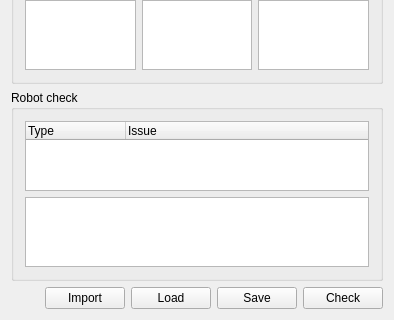
This is sigel/ui/SIGEL_MasterUI/SIG_RobotBase.ui in jayMcBee/sigel-evolutionary-walking-robots as Qt 5 draws it before an edit; both pictures show x 0 to 394 and y 254 to 574 of the 394 by 574 pixel window. The edited form follows.
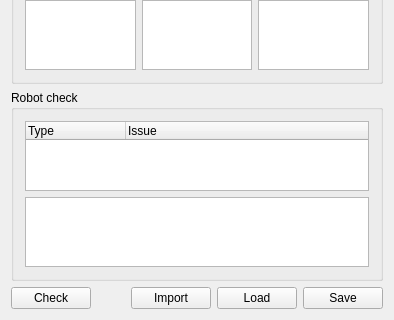
This is the edited form.

Commit message: The Robot page has its Check button at the left, apart from Import, Load and Save

```diff
--- a/sigel/ui/SIGEL_MasterUI/SIG_RobotBase.ui
+++ b/sigel/ui/SIGEL_MasterUI/SIG_RobotBase.ui
@@ -331,6 +331,16 @@
           <property name="spacing">
             <number>6</number>
           </property>
+          <item>
+            <widget class="QPushButton" name="pushbuttonRobCheck">
+              <property name="text">
+                <string>Check</string>
+              </property>
+              <property name="toolTip">
+                <string>List what will probably make an evolution with this robot fail or mislead.</string>
+              </property>
+            </widget>
+          </item>
           <item>
             <spacer name="Spacer1">
               <property name="sizeHint">
@@ -377,16 +387,6 @@
               </property>
             </widget>
           </item>
-          <item>
-            <widget class="QPushButton" name="pushbuttonRobCheck">
-              <property name="text">
-                <string>Check</string>
-              </property>
-              <property name="toolTip">
-                <string>List what will probably make an evolution with this robot fail or mislead.</string>
-              </property>
-            </widget>
-          </item>
         </layout>
       </item>
     </layout>
```
